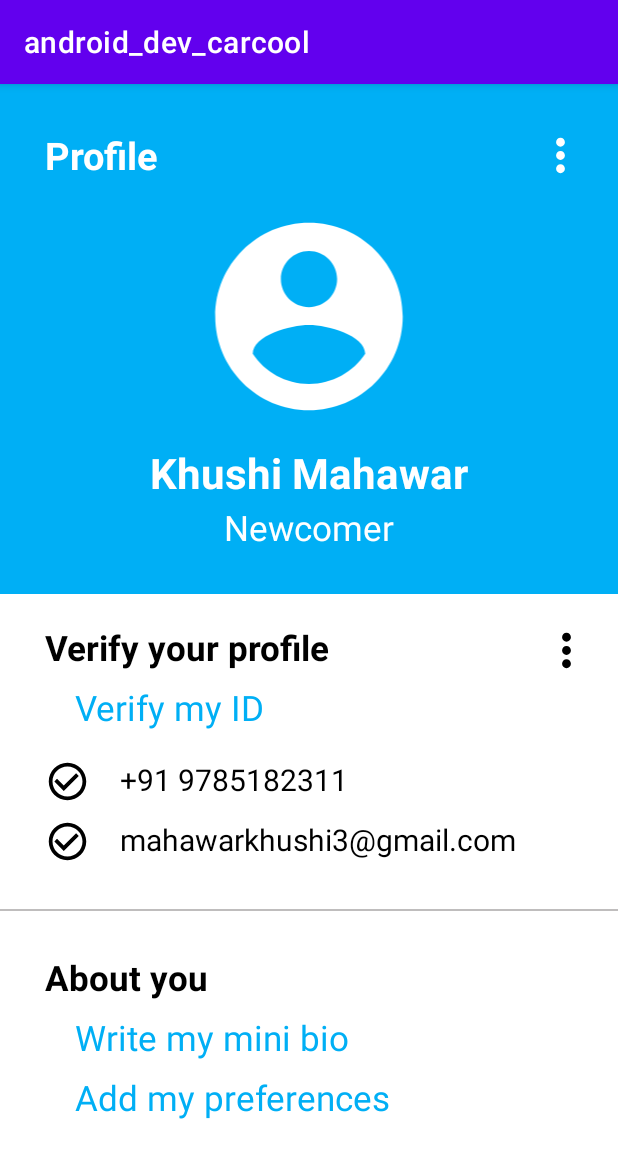
After one commit to km0401/CarCool, an Android app: the User_Profile screen opened directly, with no data from a screen before it, on a phone screen of 412 x 824 dp. The commit adds this screen. Shown: the top 1158 px of the screen. Run offline under Robolectric (Android 15) with nearby library versions, the phone set to English and light mode, and no system bars.

Commit message:
User_Profile

```diff
--- a/app/src/main/AndroidManifest.xml
+++ b/app/src/main/AndroidManifest.xml
@@ -14,6 +14,9 @@
         android:theme="@style/Theme.Android_dev_carcool"
         tools:targetApi="31">
         <activity
+            android:name=".User_Profile"
+            android:exported="false" />
+        <activity
             android:name=".MainActivity"
             android:exported="true">
             <intent-filter>
--- /dev/null
+++ b/app/src/main/java/com/example/android_dev_carcool/User_Profile.java
@@ -0,0 +1,16 @@
+package com.example.android_dev_carcool;
+
+import androidx.appcompat.app.AppCompatActivity;
+
+import android.os.Bundle;
+
+public class User_Profile extends AppCompatActivity {
+
+    @Override
+    protected void onCreate(Bundle savedInstanceState) {
+        super.onCreate(savedInstanceState);
+        setContentView(R.layout.activity_user_profile);
+
+
+    }
+}
--- /dev/null
+++ b/app/src/main/res/drawable/custom_background_blue.xml
@@ -0,0 +1,24 @@
+<?xml version="1.0" encoding="utf-8"?>
+<layer-list xmlns:android="http://schemas.android.com/apk/res/android">
+    <item android:bottom="120dp">
+        <shape android:shape="rectangle" >
+            <gradient
+                android:startColor="@color/blue_main"
+                android:endColor="@color/blue_main"
+                android:angle="270" />
+        </shape>
+    </item>
+    <item android:top="340dp" >
+        <shape android:shape="rectangle" >
+            <corners
+                android:bottomLeftRadius="8dip"
+                android:bottomRightRadius="8dip" />
+
+            <gradient
+                android:startColor="#FFFFFF"
+                android:endColor="#FFFFFF"
+                android:angle="270" />
+            <size android:height="30dp" />
+        </shape>
+    </item>
+</layer-list>
--- /dev/null
+++ b/app/src/main/res/drawable/user_profile_account.xml
@@ -0,0 +1,5 @@
+<vector android:height="150dp" android:tint="#FFFFFF"
+    android:viewportHeight="24" android:viewportWidth="24"
+    android:width="150dp" xmlns:android="http://schemas.android.com/apk/res/android">
+    <path android:fillColor="@android:color/white" android:pathData="M12,2C6.48,2 2,6.48 2,12s4.48,10 10,10 10,-4.48 10,-10S17.52,2 12,2zM12,5c1.66,0 3,1.34 3,3s-1.34,3 -3,3 -3,-1.34 -3,-3 1.34,-3 3,-3zM12,19.2c-2.5,0 -4.71,-1.28 -6,-3.22 0.03,-1.99 4,-3.08 6,-3.08 1.99,0 5.97,1.09 6,3.08 -1.29,1.94 -3.5,3.22 -6,3.22z"/>
+</vector>
--- /dev/null
+++ b/app/src/main/res/drawable/user_profile_check_icon.xml
@@ -0,0 +1,5 @@
+<vector android:height="30dp" android:tint="#000000"
+    android:viewportHeight="24" android:viewportWidth="24"
+    android:width="30dp" xmlns:android="http://schemas.android.com/apk/res/android">
+    <path android:fillColor="@android:color/white" android:pathData="M16.59,7.58L10,14.17l-3.59,-3.58L5,12l5,5 8,-8zM12,2C6.48,2 2,6.48 2,12s4.48,10 10,10 10,-4.48 10,-10S17.52,2 12,2zM12,20c-4.42,0 -8,-3.58 -8,-8s3.58,-8 8,-8 8,3.58 8,8 -3.58,8 -8,8z"/>
+</vector>
--- /dev/null
+++ b/app/src/main/res/drawable/user_settings_icon.xml
@@ -0,0 +1,5 @@
+<vector android:height="35dp" android:tint="#FFFFFF"
+    android:viewportHeight="24" android:viewportWidth="24"
+    android:width="35dp" xmlns:android="http://schemas.android.com/apk/res/android">
+    <path android:fillColor="@android:color/white" android:pathData="M12,8c1.1,0 2,-0.9 2,-2s-0.9,-2 -2,-2 -2,0.9 -2,2 0.9,2 2,2zM12,10c-1.1,0 -2,0.9 -2,2s0.9,2 2,2 2,-0.9 2,-2 -0.9,-2 -2,-2zM12,16c-1.1,0 -2,0.9 -2,2s0.9,2 2,2 2,-0.9 2,-2 -0.9,-2 -2,-2z"/>
+</vector>
--- /dev/null
+++ b/app/src/main/res/drawable/user_settings_icon_black.xml
@@ -0,0 +1,5 @@
+<vector android:height="35dp" android:tint="#000000"
+    android:viewportHeight="24" android:viewportWidth="24"
+    android:width="35dp" xmlns:android="http://schemas.android.com/apk/res/android">
+    <path android:fillColor="@android:color/white" android:pathData="M12,8c1.1,0 2,-0.9 2,-2s-0.9,-2 -2,-2 -2,0.9 -2,2 0.9,2 2,2zM12,10c-1.1,0 -2,0.9 -2,2s0.9,2 2,2 2,-0.9 2,-2 -0.9,-2 -2,-2zM12,16c-1.1,0 -2,0.9 -2,2s0.9,2 2,2 2,-0.9 2,-2 -0.9,-2 -2,-2z"/>
+</vector>
--- /dev/null
+++ b/app/src/main/res/layout/activity_user_profile.xml
@@ -0,0 +1,185 @@
+<?xml version="1.0" encoding="utf-8"?>
+<RelativeLayout xmlns:android="http://schemas.android.com/apk/res/android"
+    xmlns:app="http://schemas.android.com/apk/res-auto"
+    xmlns:tools="http://schemas.android.com/tools"
+    android:layout_width="match_parent"
+    android:layout_height="match_parent"
+    tools:context=".User_Profile"
+    android:background="@drawable/custom_background_blue">
+
+    <LinearLayout
+        android:layout_width="match_parent"
+        android:layout_height="match_parent"
+        android:orientation="horizontal">
+    <TextView
+        android:layout_width="wrap_content"
+        android:layout_height="wrap_content"
+        android:text="@string/profile"
+        android:textColor="@color/white"
+        android:textSize="25dp"
+        android:textStyle="bold"
+        android:layout_margin="30dp"
+        />
+
+    <ImageView
+        android:layout_width="wrap_content"
+        android:layout_height="wrap_content"
+        android:src="@drawable/user_settings_icon"
+        android:layout_marginTop="30dp"
+        android:layout_marginLeft="220dp"
+        />
+
+    </LinearLayout>
+
+    <ImageView
+        android:layout_width="match_parent"
+        android:layout_height="wrap_content"
+        android:src="@drawable/user_profile_account"
+        android:layout_marginTop="80dp"
+        />
+
+    <TextView
+        android:layout_width="match_parent"
+        android:layout_height="wrap_content"
+        android:text="@string/user_name"
+        android:layout_marginTop="240dp"
+        android:textColor="@color/white"
+        android:textSize="28dp"
+        android:gravity="center"
+        android:textStyle="bold"
+        />
+
+    <TextView
+        android:layout_width="match_parent"
+        android:layout_height="wrap_content"
+        android:text="Newcomer"
+        android:layout_marginTop="280dp"
+        android:textColor="@color/white"
+        android:textSize="23dp"
+        android:gravity="center"
+        />
+
+    <LinearLayout
+        android:layout_width="match_parent"
+        android:layout_height="match_parent"
+        android:orientation="horizontal">
+    <TextView
+        android:layout_width="wrap_content"
+        android:layout_height="wrap_content"
+        android:text="@string/user_profile_verify"
+        android:layout_marginTop="360dp"
+        android:textColor="@color/black"
+        android:textSize="23dp"
+        android:gravity="left"
+        android:textStyle="bold"
+        android:layout_marginLeft="30dp"
+        />
+
+        <ImageView
+            android:layout_width="wrap_content"
+            android:layout_height="wrap_content"
+            android:src="@drawable/user_settings_icon_black"
+            android:layout_marginTop="360dp"
+            android:layout_marginLeft="140dp"
+            />
+    </LinearLayout>
+
+    <TextView
+        android:layout_width="wrap_content"
+        android:layout_height="wrap_content"
+        android:text="@string/user_profile_verify_id"
+        android:layout_marginTop="400dp"
+        android:textColor="@color/blue_main"
+        android:textSize="23dp"
+        android:gravity="left"
+        android:layout_marginLeft="50dp"
+        />
+
+    <LinearLayout
+        android:layout_width="match_parent"
+        android:layout_height="wrap_content"
+        android:orientation="horizontal"
+        android:padding="30dp"
+        android:layout_marginTop="420dp">
+        <ImageView
+            android:layout_width="wrap_content"
+            android:layout_height="wrap_content"
+            android:src="@drawable/user_profile_check_icon"
+            />
+        <TextView
+            android:layout_width="wrap_content"
+            android:layout_height="wrap_content"
+            android:text="@string/user_profile_phone"
+            android:textColor="@color/black"
+            android:textSize="20dp"
+            android:layout_marginLeft="20dp"
+            />
+    </LinearLayout>
+
+    <LinearLayout
+        android:layout_width="match_parent"
+        android:layout_height="wrap_content"
+        android:orientation="horizontal"
+        android:padding="30dp"
+        android:layout_marginTop="460dp">
+        <ImageView
+            android:layout_width="wrap_content"
+            android:layout_height="wrap_content"
+            android:src="@drawable/user_profile_check_icon"
+            />
+        <TextView
+            android:layout_width="wrap_content"
+            android:layout_height="wrap_content"
+            android:text="@string/user_profile_email"
+            android:textColor="@color/black"
+            android:textSize="20dp"
+            android:layout_marginLeft="20dp"
+            />
+    </LinearLayout>
+
+    <View
+        android:layout_width="match_parent"
+        android:layout_height="1dp"
+        android:layout_marginTop="550dp"
+        android:background="@color/grey_for_text" />
+
+    <TextView
+        android:layout_width="wrap_content"
+        android:layout_height="wrap_content"
+        android:text="@string/user_profile_about"
+        android:layout_marginTop="580dp"
+        android:textColor="@color/black"
+        android:textSize="23dp"
+        android:gravity="left"
+        android:textStyle="bold"
+        android:layout_marginLeft="30dp"
+        />
+
+    <TextView
+        android:layout_width="wrap_content"
+        android:layout_height="wrap_content"
+        android:text="@string/user_profile_write_bio"
+        android:layout_marginTop="620dp"
+        android:textColor="@color/blue_main"
+        android:textSize="23dp"
+        android:gravity="left"
+        android:layout_marginLeft="50dp"
+        />
+
+    <TextView
+        android:layout_width="wrap_content"
+        android:layout_height="wrap_content"
+        android:text="@string/user_profile_preferences"
+        android:layout_marginTop="660dp"
+        android:textColor="@color/blue_main"
+        android:textSize="23dp"
+        android:gravity="left"
+        android:layout_marginLeft="50dp"
+        />
+
+
+
+
+
+
+</RelativeLayout>
--- a/app/src/main/res/values/colors.xml
+++ b/app/src/main/res/values/colors.xml
@@ -7,4 +7,8 @@
     <color name="teal_700">#FF018786</color>
     <color name="black">#FF000000</color>
     <color name="white">#FFFFFFFF</color>
+
+    <color name="blue_main">#00AFF5</color>
+    <color name="grey_for_text">#BFBDBD</color>
+    <color name="light_blue">#6DCAE5</color>
 </resources>
--- a/app/src/main/res/values/strings.xml
+++ b/app/src/main/res/values/strings.xml
@@ -1,3 +1,13 @@
 <resources>
     <string name="app_name">android_dev_carcool</string>
+    <string name="profile">Profile</string>
+    <string name="user_name">Khushi Mahawar</string>
+    <string name="user_type">Newcomer</string>
+    <string name="user_profile_verify">Verify your profile</string>
+    <string name="user_profile_verify_id">Verify my ID</string>
+    <string name="user_profile_phone">+91 9785182311</string>
+    <string name="user_profile_email">mahawarkhushi3@gmail.com</string>
+    <string name="user_profile_about">About you</string>
+    <string name="user_profile_write_bio">Write my mini bio</string>
+    <string name="user_profile_preferences">Add my preferences</string>
 </resources>
```
